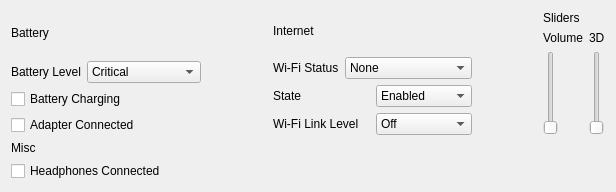
Before: the Qt Designer form src/citra_qt/control_panel.ui in grimtnt/citra, drawn with Qt 5.
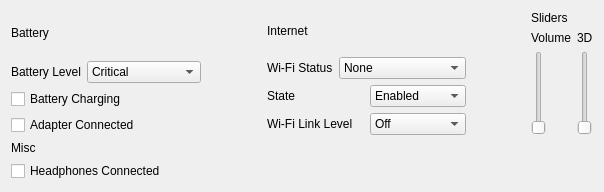
After: the same form once the commit is applied.

Commit message: control panel: change initial dialog size

```diff
--- a/src/citra_qt/control_panel.ui
+++ b/src/citra_qt/control_panel.ui
@@ -6,7 +6,7 @@
    <rect>
     <x>0</x>
     <y>0</y>
-    <width>616</width>
+    <width>604</width>
     <height>192</height>
    </rect>
   </property>
```
